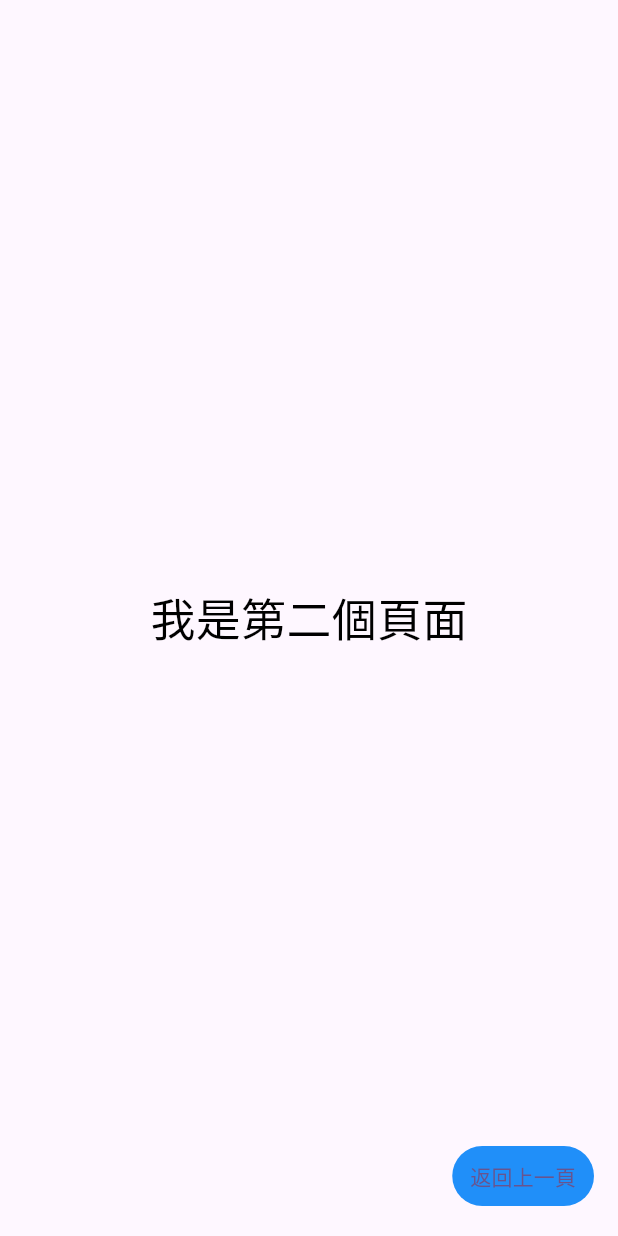
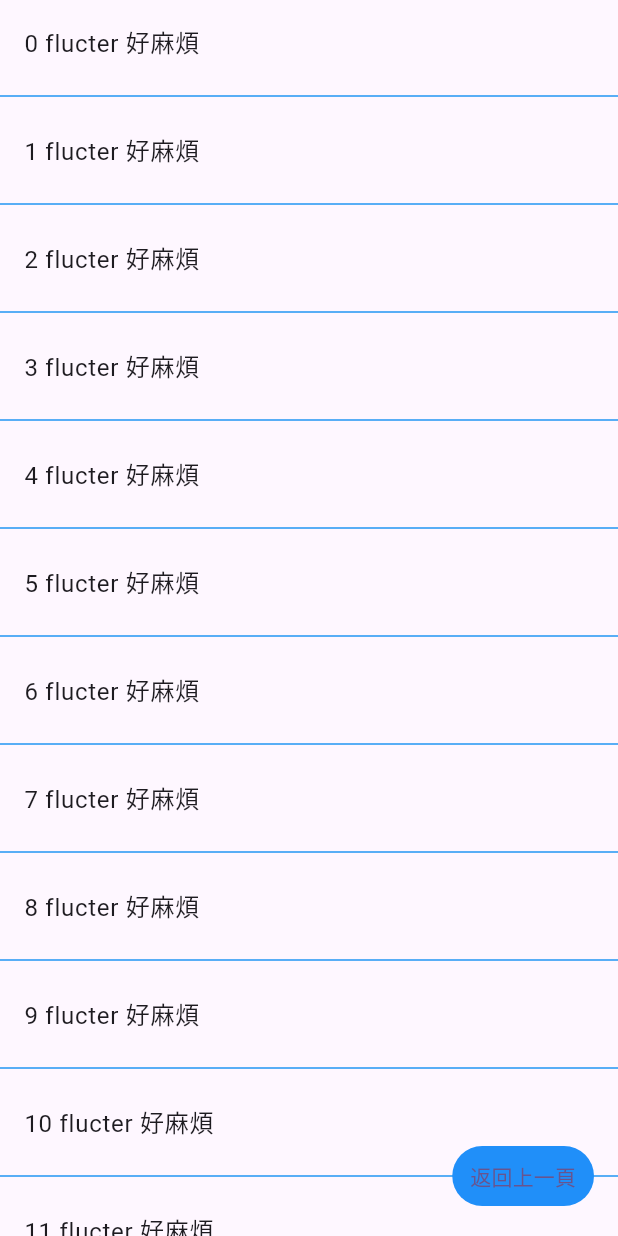
Before and after one commit to avex2837/flutter_test, a Flutter app: the screen it shows after launch, after a tap on "前往下一頁", on a phone screen of 412 x 824 dp. Run offline on Flutter 3.47's test engine with Material 2 defaults, Android fonts, the phone set to English and light mode, and no system bars; our stand-ins replace go_router.

Commit message:
作業三 (處理中)

```diff
--- a/flutter_application_1/lib/main.dart
+++ b/flutter_application_1/lib/main.dart
@@ -1,7 +1,9 @@
 import 'package:flutter/material.dart';
 import 'package:flutter_application_1/beans/data.dart';
-import 'package:flutter_application_1/pages/home/home_page.dart';
+import 'package:flutter_application_1/router/routers.dart';
 import 'package:provider/provider.dart';
+
+
 void main() {
   //
   runApp(ChangeNotifierProvider(
@@ -15,13 +17,13 @@ class MyApp extends StatelessWidget {
   // This widget is the root of your application.
   @override
   Widget build(BuildContext context) {
-    return MaterialApp(
+    print(context.toString());
+    return MaterialApp.router(
       title: 'Flutter Demo',
       theme: ThemeData(
         colorScheme: ColorScheme.fromSeed(seedColor: Colors.deepPurple),
-        useMaterial3: true,
-    ),
-      home: const MyHomePage(title: 'Flutter Demo Home Page'),
+        useMaterial3: true),
+      routerConfig: router,
     );
   }
 }
--- a/flutter_application_1/lib/pages/home/home_page.dart
+++ b/flutter_application_1/lib/pages/home/home_page.dart
@@ -1,7 +1,7 @@
 import 'package:flutter/material.dart';
 import 'package:flutter_application_1/extensions/utils.dart';
 import 'package:flutter_application_1/beans/data.dart';
-import 'package:flutter_application_1/pages/browser/page_a.dart';
+import 'package:go_router/go_router.dart';
 import 'package:provider/provider.dart';
 
 class MyHomePage extends StatefulWidget {
@@ -42,6 +42,7 @@ class _MyHomePageState extends State<MyHomePage> {
 }
   @override
   Widget build(BuildContext context) {
+    print(context.toString());
     //是否超過次數
     bool isOver = _counter>4;
     return Scaffold(
@@ -89,9 +90,8 @@ class _MyHomePageState extends State<MyHomePage> {
             style: ButtonStyle(backgroundColor: createTextBtnBgColor()),
             onPressed: () {
               //下一頁須知道共享資料，故啟動頁面需進行消費
-              Navigator.push(context,MaterialPageRoute(builder:(context) {
-                return const PageA();
-              },));
+              // context.goNamed("preview",queryParameters: {"query":"flucter 好麻煩"});
+              context.go("/preview?query=flucter 好麻煩");
             },
             child: const Text('前往下一頁',)
             )
--- a/flutter_application_1/lib/pages/browser/page_a.dart
+++ b/flutter_application_1/lib/pages/preview.dart
@@ -1,10 +1,11 @@
 import 'package:flutter/material.dart';
 import 'package:flutter_application_1/beans/data.dart';
 import 'package:flutter_application_1/extensions/utils.dart';
+import 'package:go_router/go_router.dart';
 import 'package:provider/provider.dart';
 
-class PageA extends StatelessWidget{
-  const PageA({super.key});
+class PreviewPage extends StatelessWidget{
+  const PreviewPage({super.key});
 
 //建立按鈕點擊事件
 MaterialStateProperty<Color> createTextBtnBgColor() {
@@ -18,20 +19,25 @@ MaterialStateProperty<Color> createTextBtnBgColor() {
     return "#FF208FF9".toColor();
   });
 }
+
 @override
 Widget build(BuildContext context) {
-
+  print(context.toString());
+  //取出前一頁帶入的資訊
+  Map<String,dynamic> qparams = GoRouterState.of(context).uri.queryParameters;
+  //取出前頁帶來的數量，決定列表的數量
+  String query = qparams["query"];
   return Scaffold(
-    body: const Center(
-      child:Column(
-          mainAxisAlignment: MainAxisAlignment.center,
-          children: <Widget>[
-            Text(
-              '我是第二個頁面',
-              style: TextStyle(fontSize: 30,color:Colors.black,),
-            )
-          ]
-      )),
+    body: Center(
+      child:ListView.separated(
+        itemBuilder:(BuildContext cotext,int index ){
+          //index + 前頁帶過來的字串，做為顯示標題
+          String displayValue = "$index $query";
+          //回傳標題資訊
+          return ListTile(title: Text(displayValue));
+        },
+        separatorBuilder:(context, index) => const Divider(color: Colors.blue),
+        itemCount: 100)),
     floatingActionButton: Consumer<DataModel>(
       builder: (context, value, child) => TextButton (
         style: ButtonStyle(backgroundColor: createTextBtnBgColor()),
@@ -39,7 +45,7 @@ Widget build(BuildContext context) {
           //設定前頁共享的ColorModel
           value.setColor("#FFB7DD");
           //返回上一頁
-          Navigator.pop(context);
+          context.pop("/");
         },
         child: const Text('返回上一頁'))
         )
--- /dev/null
+++ b/flutter_application_1/lib/router/routers.dart
@@ -0,0 +1,21 @@
+import 'package:flutter/material.dart';
+import 'package:flutter_application_1/pages/home/home_page.dart';
+import 'package:flutter_application_1/pages/preview.dart';
+import 'package:go_router/go_router.dart';
+
+final router = GoRouter(
+  routes: [
+    GoRoute(
+      path: '/',
+      builder: (context, state) => const MyHomePage(title: "首頁"),
+      routes: [
+        GoRoute(
+          name: "preview",
+          path: "preview",
+          builder: (BuildContext context, GoRouterState state) {
+            return const PreviewPage();
+          },),
+      ]
+    ),
+  ],
+);
--- a/flutter_application_1/pubspec.yaml
+++ b/flutter_application_1/pubspec.yaml
@@ -36,6 +36,8 @@ dependencies:
   # Use with the CupertinoIcons class for iOS style icons.
   cupertino_icons: ^1.0.2
   provider: ^6.0.5
+  go_router: ^10.1.2
+
 
 dev_dependencies:
   flutter_test:
```
Also changed, not shown: flutter_application_1/pubspec.lock.
